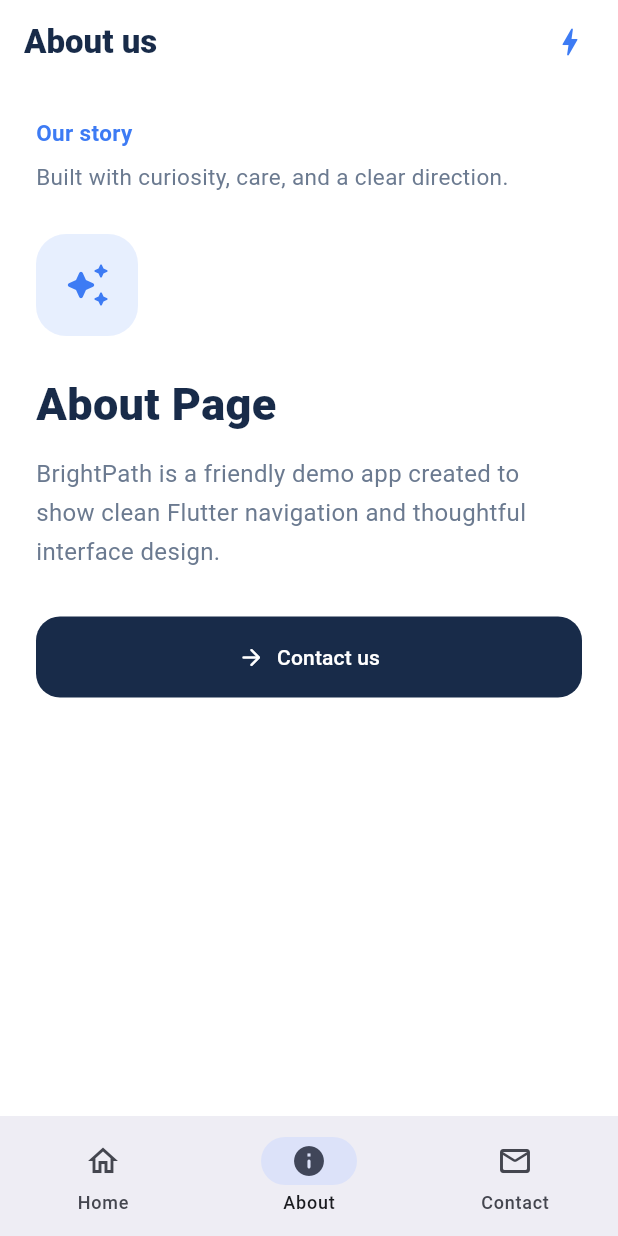
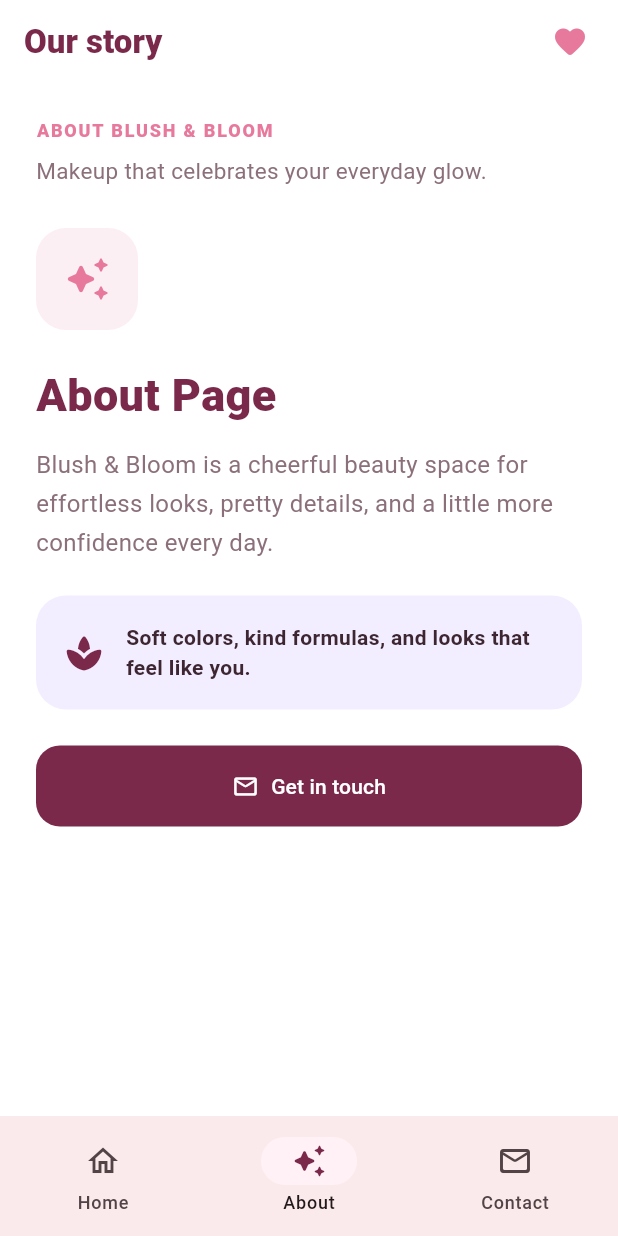
Before and after one commit to Shahd156/blush-bloom-flutter, a Flutter app: the screen it shows after launch, item 2 of the bottom bar chosen, on a phone screen of 412 x 824 dp. Run offline on Flutter 3.47's test engine with Material 3 defaults, Android fonts, the phone set to English and light mode, and no system bars; Roboto replaces fonts that are missing (Arial).

Commit message:
Finalize Blush and Bloom assignment with Home-only product images

```diff
--- a/lib/main.dart
+++ b/lib/main.dart
@@ -1,216 +1,161 @@
 import 'package:flutter/material.dart';
-import 'package:flutter_svg/flutter_svg.dart';
 
-void main() {
-  runApp(const NavigationApp());
+void main() => runApp(const BlushBloomApp());
+
+class BrandColors {
+  static const rose = Color(0xFFE7799D);
+  static const deepRose = Color(0xFF7B294B);
+  static const blush = Color(0xFFFFF1F5);
+  static const lavender = Color(0xFFF3EEFF);
+  static const ink = Color(0xFF3D2632);
+  static const muted = Color(0xFF8B707B);
 }
 
-class AppColors {
-  static const navy = Color(0xFF182B49);
-  static const blue = Color(0xFF3D7BF4);
-  static const mint = Color(0xFFE7F7F2);
-  static const text = Color(0xFF243447);
-  static const muted = Color(0xFF6B7A90);
-}
-
-class NavigationApp extends StatelessWidget {
-  const NavigationApp({super.key});
-
+class BlushBloomApp extends StatelessWidget {
+  const BlushBloomApp({super.key});
   @override
-  Widget build(BuildContext context) {
-    return MaterialApp(
-      debugShowCheckedModeBanner: false,
-      title: 'BrightPath',
-      theme: ThemeData(
-        useMaterial3: true,
-        colorScheme: ColorScheme.fromSeed(seedColor: AppColors.blue),
-        scaffoldBackgroundColor: Colors.white,
-        fontFamily: 'Arial',
-      ),
-      home: const HomePage(),
-    );
-  }
+  Widget build(BuildContext context) => MaterialApp(
+        debugShowCheckedModeBanner: false,
+        title: 'Blush & Bloom',
+        theme: ThemeData(
+          useMaterial3: true,
+          colorScheme: ColorScheme.fromSeed(seedColor: BrandColors.rose),
+          scaffoldBackgroundColor: Colors.white,
+          fontFamily: 'Arial',
+        ),
+        home: const HomePage(),
+      );
 }
 
 class HomePage extends StatelessWidget {
   const HomePage({super.key});
-
   @override
-  Widget build(BuildContext context) {
-    return AppShell(
-      title: 'BrightPath',
-      pageTitle: 'Welcome home',
-      pageSubtitle: 'A simple space for ideas, people, and possibilities.',
-      currentIndex: 0,
-      child: Column(
-        crossAxisAlignment: CrossAxisAlignment.start,
-        children: [
+  Widget build(BuildContext context) => AppShell(
+        title: 'Blush & Bloom',
+        eyebrow: 'BEAUTY, BUT MAKE IT YOU',
+        subtitle: 'Little touches. Big confidence.',
+        index: 0,
+        child: Column(crossAxisAlignment: CrossAxisAlignment.start, children: [
           ClipRRect(
             borderRadius: BorderRadius.circular(28),
-            child: SvgPicture.asset(
-              'assets/home_illustration.svg',
-              height: 220,
-              width: double.infinity,
-              fit: BoxFit.cover,
-            ),
+            child: Image.asset('assets/makeup_hero.jpg', height: 220, width: double.infinity, fit: BoxFit.cover),
           ),
           const SizedBox(height: 24),
-          const Text(
-            'Home Page',
-            style: TextStyle(fontSize: 30, fontWeight: FontWeight.w800, color: AppColors.navy),
-          ),
-          const SizedBox(height: 10),
-          const Text(
-            'Explore our little corner of the world and discover what makes BrightPath special.',
-            style: TextStyle(fontSize: 16, height: 1.5, color: AppColors.muted),
-          ),
+          const Text('Home Page', style: TextStyle(fontSize: 30, fontWeight: FontWeight.w800, color: BrandColors.deepRose)),
+          const SizedBox(height: 9),
+          const Text('Discover your next makeup mood with our soft, playful beauty collection.', style: TextStyle(fontSize: 16, height: 1.5, color: BrandColors.muted)),
+          const SizedBox(height: 22),
+          const Row(children: [
+            MiniFeature(icon: Icons.auto_awesome_rounded, label: 'Glow picks'),
+            SizedBox(width: 12),
+            MiniFeature(icon: Icons.favorite_rounded, label: 'Made for you'),
+          ]),
+          const SizedBox(height: 18),
+          const Row(children: [
+            ProductCard(image: 'assets/lipstick_product.jpg', name: 'Rose Kiss'),
+            SizedBox(width: 12),
+            ProductCard(image: 'assets/blush_product.jpg', name: 'Soft Bloom'),
+          ]),
           const SizedBox(height: 26),
-          PrimaryButton(
-            label: 'Go to About',
-            icon: Icons.arrow_forward_rounded,
-            onPressed: () => Navigator.push(context, MaterialPageRoute(builder: (_) => const AboutPage())),
-          ),
-        ],
-      ),
-    );
-  }
+          PrimaryButton(label: 'Meet the brand', icon: Icons.arrow_forward_rounded, onPressed: () => Navigator.push(context, MaterialPageRoute(builder: (_) => const AboutPage()))),
+        ]),
+      );
 }
 
 class AboutPage extends StatelessWidget {
   const AboutPage({super.key});
-
   @override
-  Widget build(BuildContext context) {
-    return AppShell(
-      title: 'About us',
-      pageTitle: 'Our story',
-      pageSubtitle: 'Built with curiosity, care, and a clear direction.',
-      currentIndex: 1,
-      child: Column(
-        crossAxisAlignment: CrossAxisAlignment.start,
-        children: [
-          const PageIcon(icon: Icons.auto_awesome_rounded, color: AppColors.blue),
+  Widget build(BuildContext context) => AppShell(
+        title: 'Our story',
+        eyebrow: 'ABOUT BLUSH & BLOOM',
+        subtitle: 'Makeup that celebrates your everyday glow.',
+        index: 1,
+        child: Column(crossAxisAlignment: CrossAxisAlignment.start, children: [
+          const FeatureIcon(icon: Icons.auto_awesome_rounded, color: BrandColors.rose),
+          const SizedBox(height: 22),
+          const Text('About Page', style: TextStyle(fontSize: 30, fontWeight: FontWeight.w800, color: BrandColors.deepRose)),
+          const SizedBox(height: 12),
+          const Text('Blush & Bloom is a cheerful beauty space for effortless looks, pretty details, and a little more confidence every day.', style: TextStyle(fontSize: 16, height: 1.6, color: BrandColors.muted)),
+          const SizedBox(height: 22),
+          Container(padding: const EdgeInsets.all(18), decoration: BoxDecoration(color: BrandColors.lavender, borderRadius: BorderRadius.circular(20)), child: const Row(children: [Icon(Icons.spa_rounded, color: BrandColors.deepRose, size: 28), SizedBox(width: 14), Expanded(child: Text('Soft colors, kind formulas, and looks that feel like you.', style: TextStyle(fontWeight: FontWeight.w700, height: 1.4, color: BrandColors.ink)))])),
           const SizedBox(height: 24),
-          const Text('About Page', style: TextStyle(fontSize: 30, fontWeight: FontWeight.w800, color: AppColors.navy)),
-          const SizedBox(height: 12),
-          const Text(
-            'BrightPath is a friendly demo app created to show clean Flutter navigation and thoughtful interface design.',
-            style: TextStyle(fontSize: 16, height: 1.6, color: AppColors.muted),
-          ),
-          const SizedBox(height: 30),
-          PrimaryButton(
-            label: 'Contact us',
-            icon: Icons.arrow_forward_rounded,
-            onPressed: () => Navigator.push(context, MaterialPageRoute(builder: (_) => const ContactPage())),
-          ),
-        ],
-      ),
-    );
-  }
+          PrimaryButton(label: 'Get in touch', icon: Icons.mail_outline_rounded, onPressed: () => Navigator.push(context, MaterialPageRoute(builder: (_) => const ContactPage()))),
+        ]),
+      );
 }
 
 class ContactPage extends StatelessWidget {
   const ContactPage({super.key});
-
   @override
-  Widget build(BuildContext context) {
-    return AppShell(
-      title: 'Contact',
-      pageTitle: 'Let’s connect',
-      pageSubtitle: 'We would love to hear from you.',
-      currentIndex: 2,
-      child: Column(
-        crossAxisAlignment: CrossAxisAlignment.start,
-        children: [
-          const PageIcon(icon: Icons.mail_outline_rounded, color: Color(0xFFE68A4A)),
-          const SizedBox(height: 24),
-          const Text('Contact Page', style: TextStyle(fontSize: 30, fontWeight: FontWeight.w800, color: AppColors.navy)),
+  Widget build(BuildContext context) => AppShell(
+        title: 'Say hello',
+        eyebrow: 'CONTACT US',
+        subtitle: 'We are always happy to chat beauty.',
+        index: 2,
+        child: Column(crossAxisAlignment: CrossAxisAlignment.start, children: [
+          const FeatureIcon(icon: Icons.mail_rounded, color: BrandColors.deepRose),
+          const SizedBox(height: 22),
+          const Text('Contact Page', style: TextStyle(fontSize: 30, fontWeight: FontWeight.w800, color: BrandColors.deepRose)),
           const SizedBox(height: 12),
-          const Text('Have a question or a new idea? Send us a message and we will get back to you soon.', style: TextStyle(fontSize: 16, height: 1.6, color: AppColors.muted)),
-          const SizedBox(height: 24),
-          ContactTile(icon: Icons.email_outlined, label: 'Email', value: 'hello@brightpath.dev'),
+          const Text('Questions, suggestions, or just want to say hi? Find us here.', style: TextStyle(fontSize: 16, height: 1.6, color: BrandColors.muted)),
+          const SizedBox(height: 22),
+          const ContactTile(icon: Icons.email_outlined, label: 'Email', value: 'hello@blushandbloom.dev'),
           const SizedBox(height: 12),
-          ContactTile(icon: Icons.phone_outlined, label: 'Phone', value: '+20 100 000 0000'),
-        ],
-      ),
-    );
-  }
+          const ContactTile(icon: Icons.camera_alt_outlined, label: 'Instagram', value: '@blushandbloom'),
+        ]),
+      );
 }
 
 class AppShell extends StatelessWidget {
-  final String title;
-  final String pageTitle;
-  final String pageSubtitle;
-  final int currentIndex;
+  final String title, eyebrow, subtitle;
+  final int index;
   final Widget child;
-
-  const AppShell({super.key, required this.title, required this.pageTitle, required this.pageSubtitle, required this.currentIndex, required this.child});
-
+  const AppShell({super.key, required this.title, required this.eyebrow, required this.subtitle, required this.index, required this.child});
   @override
-  Widget build(BuildContext context) {
-    return Scaffold(
-      appBar: AppBar(
-        title: Text(title, style: const TextStyle(fontWeight: FontWeight.w800, color: AppColors.navy)),
-        centerTitle: false,
-        backgroundColor: Colors.white,
-        elevation: 0,
-        actions: const [Padding(padding: EdgeInsets.only(right: 20), child: Icon(Icons.bolt_rounded, color: AppColors.blue))],
-      ),
-      body: SafeArea(
-        child: SingleChildScrollView(
-          padding: const EdgeInsets.fromLTRB(24, 22, 24, 32),
-          child: Column(crossAxisAlignment: CrossAxisAlignment.start, children: [
-            Text(pageTitle, style: const TextStyle(fontSize: 15, fontWeight: FontWeight.w700, color: AppColors.blue)),
-            const SizedBox(height: 8),
-            Text(pageSubtitle, style: const TextStyle(fontSize: 15, color: AppColors.muted)),
-            const SizedBox(height: 28),
-            child,
-          ]),
+  Widget build(BuildContext context) => Scaffold(
+        appBar: AppBar(title: Text(title, style: const TextStyle(fontWeight: FontWeight.w800, color: BrandColors.deepRose)), backgroundColor: Colors.white, elevation: 0, actions: const [Padding(padding: EdgeInsets.only(right: 20), child: Icon(Icons.favorite_rounded, color: BrandColors.rose))]),
+        body: SafeArea(child: SingleChildScrollView(padding: const EdgeInsets.fromLTRB(24, 22, 24, 32), child: Column(crossAxisAlignment: CrossAxisAlignment.start, children: [Text(eyebrow, style: const TextStyle(fontSize: 12, fontWeight: FontWeight.w800, letterSpacing: 1.2, color: BrandColors.rose)), const SizedBox(height: 8), Text(subtitle, style: const TextStyle(fontSize: 15, color: BrandColors.muted)), const SizedBox(height: 28), child]))),
+        bottomNavigationBar: NavigationBar(
+          selectedIndex: index,
+          indicatorColor: BrandColors.blush,
+          onDestinationSelected: (next) { if (next == index) return; final page = [const HomePage(), const AboutPage(), const ContactPage()][next]; Navigator.pushReplacement(context, MaterialPageRoute(builder: (_) => page)); },
+          destinations: const [NavigationDestination(icon: Icon(Icons.home_outlined), selectedIcon: Icon(Icons.home_rounded, color: BrandColors.deepRose), label: 'Home'), NavigationDestination(icon: Icon(Icons.auto_awesome_outlined), selectedIcon: Icon(Icons.auto_awesome_rounded, color: BrandColors.deepRose), label: 'About'), NavigationDestination(icon: Icon(Icons.mail_outline_rounded), selectedIcon: Icon(Icons.mail_rounded, color: BrandColors.deepRose), label: 'Contact')],
         ),
-      ),
-      bottomNavigationBar: NavigationBar(
-        selectedIndex: currentIndex,
-        onDestinationSelected: (index) {
-          if (index == currentIndex) return;
-          final page = [const HomePage(), const AboutPage(), const ContactPage()][index];
-          Navigator.pushReplacement(context, MaterialPageRoute(builder: (_) => page));
-        },
-        destinations: const [
-          NavigationDestination(icon: Icon(Icons.home_outlined), selectedIcon: Icon(Icons.home_rounded), label: 'Home'),
-          NavigationDestination(icon: Icon(Icons.info_outline_rounded), selectedIcon: Icon(Icons.info_rounded), label: 'About'),
-          NavigationDestination(icon: Icon(Icons.mail_outline_rounded), selectedIcon: Icon(Icons.mail_rounded), label: 'Contact'),
-        ],
-      ),
-    );
-  }
+      );
 }
 
 class PrimaryButton extends StatelessWidget {
-  final String label;
-  final IconData icon;
-  final VoidCallback onPressed;
+  final String label; final IconData icon; final VoidCallback onPressed;
   const PrimaryButton({super.key, required this.label, required this.icon, required this.onPressed});
-
   @override
-  Widget build(BuildContext context) => SizedBox(
-    width: double.infinity,
-    child: FilledButton.icon(onPressed: onPressed, icon: Icon(icon), label: Text(label), style: FilledButton.styleFrom(backgroundColor: AppColors.navy, padding: const EdgeInsets.symmetric(vertical: 17), shape: RoundedRectangleBorder(borderRadius: BorderRadius.circular(16))),),
-  );
+  Widget build(BuildContext context) => SizedBox(width: double.infinity, child: FilledButton.icon(onPressed: onPressed, icon: Icon(icon), label: Text(label), style: FilledButton.styleFrom(backgroundColor: BrandColors.deepRose, padding: const EdgeInsets.symmetric(vertical: 17), shape: RoundedRectangleBorder(borderRadius: BorderRadius.circular(16)))));
 }
 
-class PageIcon extends StatelessWidget {
-  final IconData icon;
-  final Color color;
-  const PageIcon({super.key, required this.icon, required this.color});
+class FeatureIcon extends StatelessWidget {
+  final IconData icon; final Color color;
+  const FeatureIcon({super.key, required this.icon, required this.color});
   @override
   Widget build(BuildContext context) => Container(width: 68, height: 68, decoration: BoxDecoration(color: color.withOpacity(.12), borderRadius: BorderRadius.circular(20)), child: Icon(icon, color: color, size: 32));
 }
 
+class MiniFeature extends StatelessWidget {
+  final IconData icon; final String label;
+  const MiniFeature({super.key, required this.icon, required this.label});
+  @override
+  Widget build(BuildContext context) => Expanded(child: Container(padding: const EdgeInsets.symmetric(vertical: 14, horizontal: 12), decoration: BoxDecoration(color: BrandColors.blush, borderRadius: BorderRadius.circular(16)), child: Row(children: [Icon(icon, size: 20, color: BrandColors.rose), const SizedBox(width: 8), Flexible(child: Text(label, style: const TextStyle(fontSize: 12, fontWeight: FontWeight.w700, color: BrandColors.ink)))])));
+}
+
+class ProductCard extends StatelessWidget {
+  final String image;
+  final String name;
+  const ProductCard({super.key, required this.image, required this.name});
+  @override
+  Widget build(BuildContext context) => Expanded(child: Container(decoration: BoxDecoration(color: BrandColors.blush, borderRadius: BorderRadius.circular(18)), clipBehavior: Clip.antiAlias, child: Column(crossAxisAlignment: CrossAxisAlignment.start, children: [Image.asset(image, height: 95, width: double.infinity, fit: BoxFit.cover), Padding(padding: const EdgeInsets.fromLTRB(12, 10, 12, 12), child: Text(name, style: const TextStyle(fontWeight: FontWeight.w700, color: BrandColors.deepRose)))])));
+}
+
 class ContactTile extends StatelessWidget {
-  final IconData icon;
-  final String label;
-  final String value;
+  final IconData icon; final String label, value;
   const ContactTile({super.key, required this.icon, required this.label, required this.value});
   @override
-  Widget build(BuildContext context) => Container(padding: const EdgeInsets.all(16), decoration: BoxDecoration(color: AppColors.mint, borderRadius: BorderRadius.circular(18)), child: Row(children: [Icon(icon, color: AppColors.navy), const SizedBox(width: 14), Column(crossAxisAlignment: CrossAxisAlignment.start, children: [Text(label, style: const TextStyle(fontSize: 12, color: AppColors.muted)), const SizedBox(height: 3), Text(value, style: const TextStyle(fontWeight: FontWeight.w700, color: AppColors.navy))]) ]));
+  Widget build(BuildContext context) => Container(padding: const EdgeInsets.all(16), decoration: BoxDecoration(color: BrandColors.blush, borderRadius: BorderRadius.circular(18)), child: Row(children: [Icon(icon, color: BrandColors.deepRose), const SizedBox(width: 14), Column(crossAxisAlignment: CrossAxisAlignment.start, children: [Text(label, style: const TextStyle(fontSize: 12, color: BrandColors.muted)), const SizedBox(height: 3), Text(value, style: const TextStyle(fontWeight: FontWeight.w700, color: BrandColors.deepRose))])]));
 }
--- a/pubspec.yaml
+++ b/pubspec.yaml
@@ -20,4 +20,7 @@ dev_dependencies:
 flutter:
   uses-material-design: true
   assets:
-    - assets/home_illustration.svg
+    - assets/makeup_illustration.svg
+    - assets/makeup_hero.jpg
+    - assets/lipstick_product.jpg
+    - assets/blush_product.jpg
```
Also changed, not shown: assets/lipstick_product.jpg (added), assets/makeup_illustration.svg (added), 3 other files.
